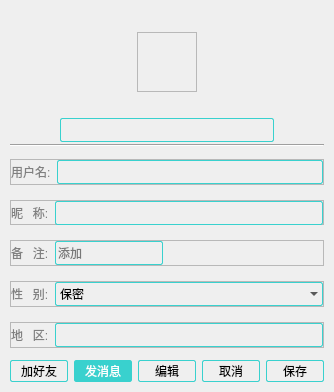
Above: JChat/UserInfoWidget.ui from jpush/jchat-windows before the change. Below: the same form after it.
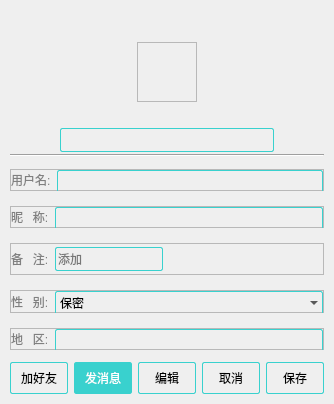
That is the form after the change. Icons and pictures are not drawn.

Patch:
```diff
--- a/JChat/UserInfoWidget.ui
+++ b/JChat/UserInfoWidget.ui
@@ -10,7 +10,7 @@
     <x>0</x>
     <y>0</y>
     <width>334</width>
-    <height>392</height>
+    <height>404</height>
    </rect>
   </property>
   <property name="focusPolicy">
@@ -56,7 +56,8 @@
 
 QToolButton
 {
-	min-height:18px;
+	height:30px;
+	max-height:30px;
 	border:1px solid rgb(57, 209, 206);
 	border-radius:2px;
 }
@@ -291,6 +292,9 @@
        <property name="text">
         <string/>
        </property>
+       <property name="alignment">
+        <set>Qt::AlignCenter</set>
+       </property>
       </widget>
      </item>
      <item>
```
